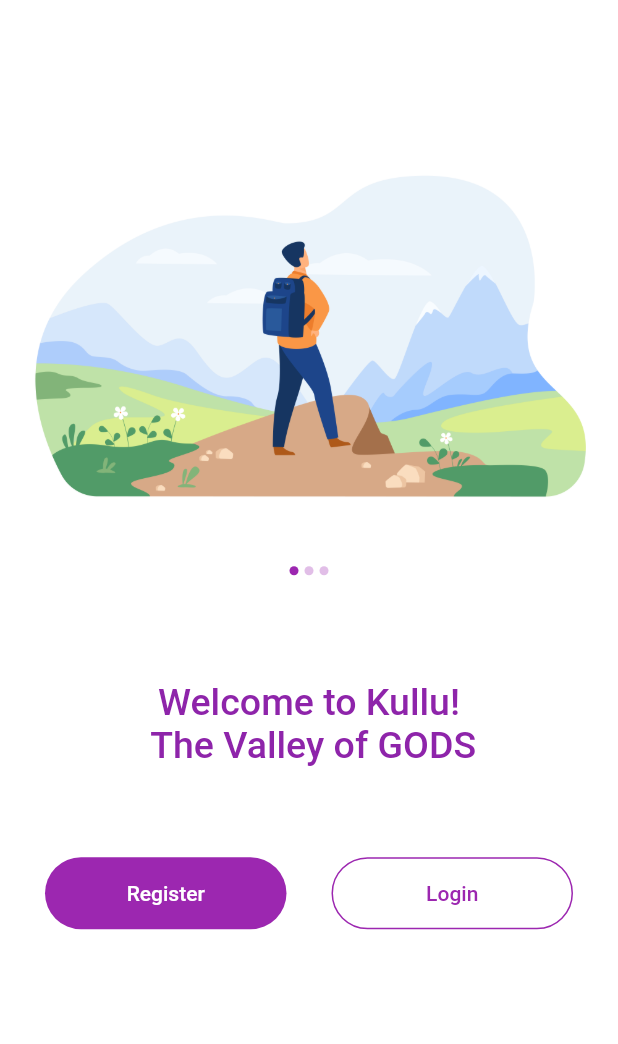
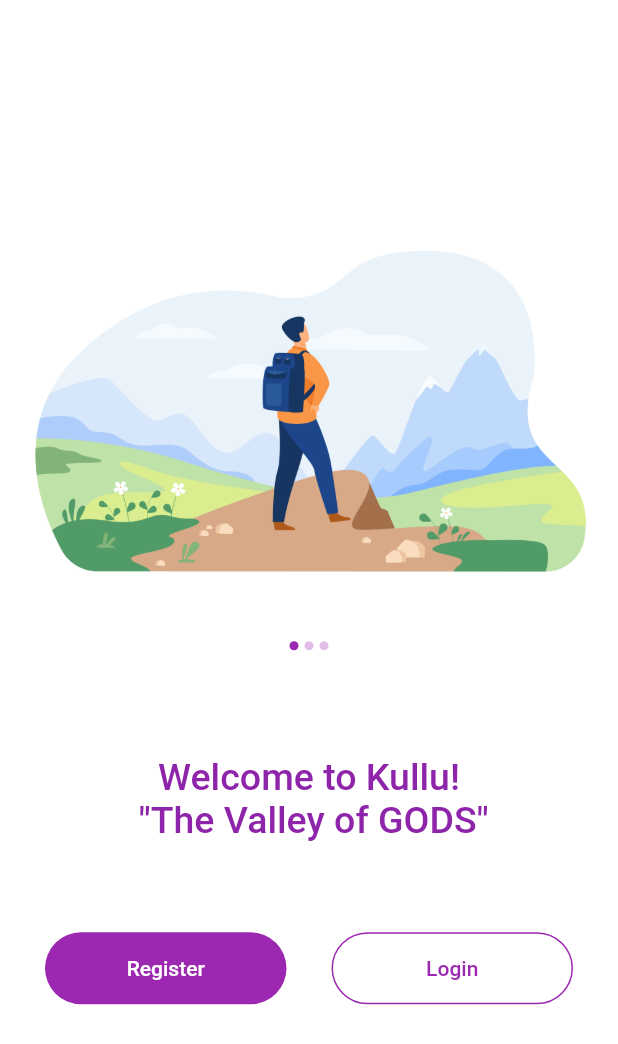
Before and after one commit to coolpepe17/gokullu2, a Flutter app: the screen it shows after launch, on a phone screen of 412 x 824 dp. Shown: the top 1044 px of the screen. Run offline on Flutter 3.47's test engine with Material 2 defaults, Android fonts, the phone set to English and light mode, and no system bars; our stand-ins replace flutter_svg.

Commit message:
Commit_2

```diff
--- a/lib/screen/home/home_screen.dart
+++ b/lib/screen/home/home_screen.dart
@@ -10,7 +10,7 @@ class HomeScreen extends StatelessWidget {
       body: Column(
         children: <Widget>[
           SizedBox(
-            height: 100,
+            height: 150,
           ),
           Image.asset('assets/images/trek2.jpg'),
           SliderDot(),
@@ -18,7 +18,7 @@ class HomeScreen extends StatelessWidget {
             height: 50,
           ),
           Text(
-            'Welcome to Kullu!\n The Valley of GODS ',
+            'Welcome to Kullu!\n "The Valley of GODS" ',
             textAlign: TextAlign.center,
             style: TextStyle(
               color: mPrimaryTextColor,
```
